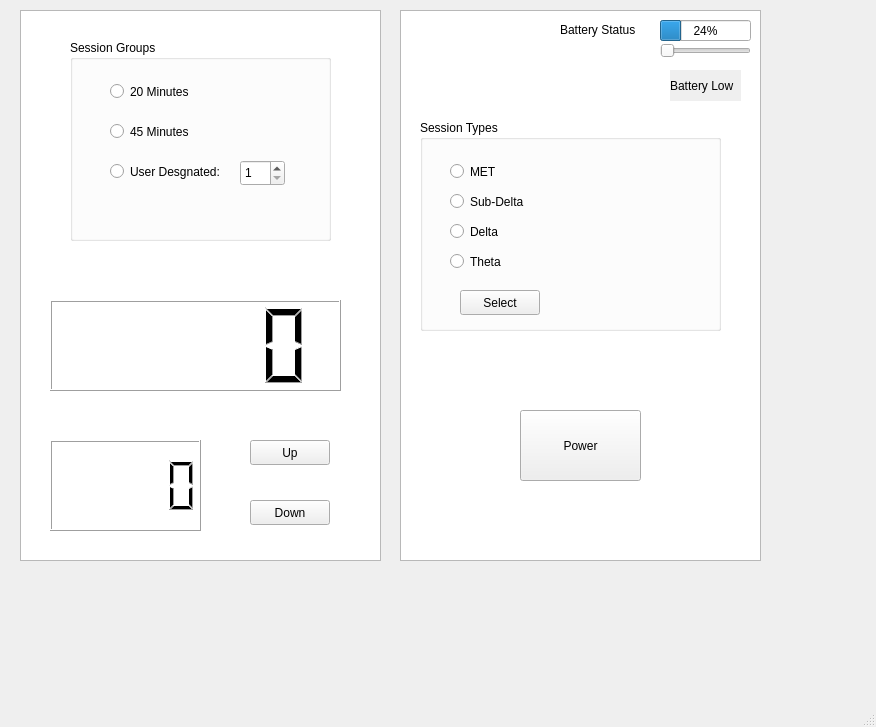
The window that Project-Team59/mainwindow.ui (heyitsOK/3004-Team59) describes before a commit, drawn with Qt 5.
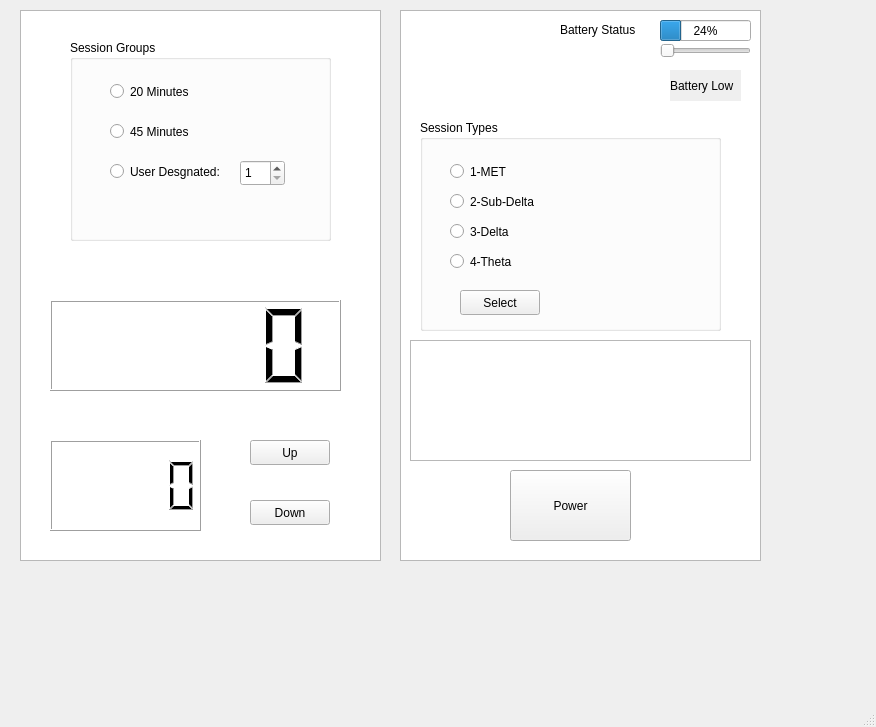
The same window after the commit.

Commit message: record and replay

```diff
--- a/Project-Team59/mainwindow.ui
+++ b/Project-Team59/mainwindow.ui
@@ -37,8 +37,8 @@
    <widget class="QPushButton" name="Power">
     <property name="geometry">
      <rect>
-      <x>520</x>
-      <y>410</y>
+      <x>510</x>
+      <y>470</y>
       <width>121</width>
       <height>71</height>
      </rect>
@@ -187,12 +187,12 @@
       <rect>
        <x>30</x>
        <y>40</y>
-       <width>51</width>
+       <width>151</width>
        <height>23</height>
       </rect>
      </property>
      <property name="text">
-      <string>MET</string>
+      <string>1-MET</string>
      </property>
     </widget>
     <widget class="QRadioButton" name="rdbSubDelta">
@@ -200,12 +200,12 @@
       <rect>
        <x>30</x>
        <y>70</y>
-       <width>81</width>
+       <width>171</width>
        <height>23</height>
       </rect>
      </property>
      <property name="text">
-      <string>Sub-Delta</string>
+      <string>2-Sub-Delta</string>
      </property>
     </widget>
     <widget class="QRadioButton" name="rdbDelta">
@@ -218,7 +218,7 @@
       </rect>
      </property>
      <property name="text">
-      <string>Delta</string>
+      <string>3-Delta</string>
      </property>
     </widget>
     <widget class="QRadioButton" name="rdbTheta">
@@ -231,7 +231,7 @@
       </rect>
      </property>
      <property name="text">
-      <string>Theta</string>
+      <string>4-Theta</string>
      </property>
     </widget>
     <widget class="QPushButton" name="btnSelect">
@@ -309,6 +309,16 @@
      <bool>false</bool>
     </property>
    </widget>
+   <widget class="QTableWidget" name="history">
+    <property name="geometry">
+     <rect>
+      <x>410</x>
+      <y>340</y>
+      <width>341</width>
+      <height>121</height>
+     </rect>
+    </property>
+   </widget>
   </widget>
   <widget class="QMenuBar" name="menubar">
    <property name="geometry">
```
The commit also changes 2 other files.
